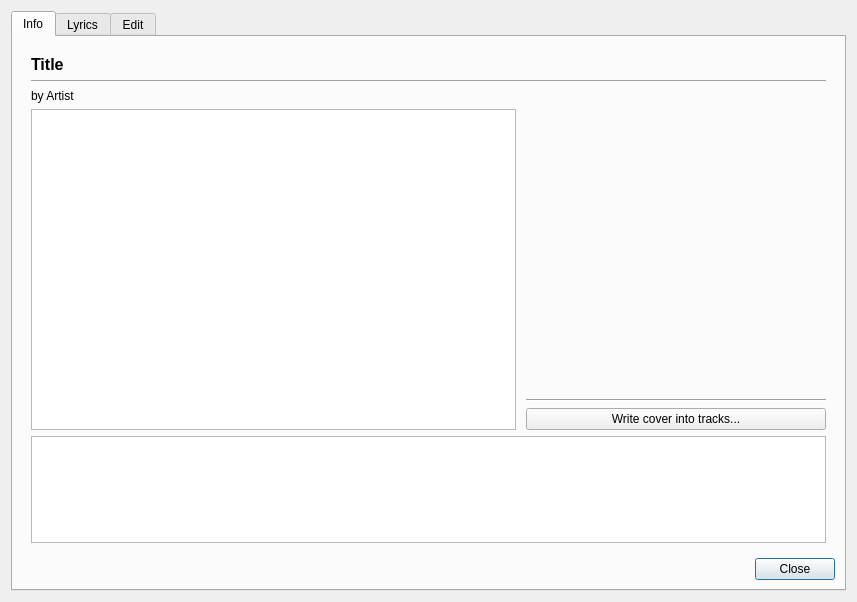
Old version of the form src/Gui/InfoDialog/GUI_InfoDialog.ui in the repository Inferno214221/sayonara-player.
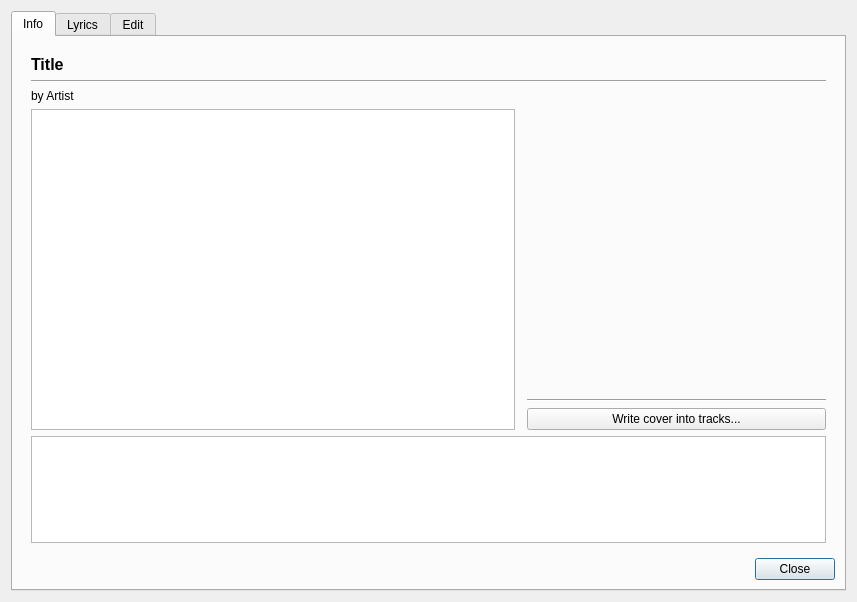
New version of the form. Icons and pictures are not drawn. Custom widgets are drawn as their Qt base class.

Commit message: cover search update

```diff
--- a/src/Gui/InfoDialog/GUI_InfoDialog.ui
+++ b/src/Gui/InfoDialog/GUI_InfoDialog.ui
@@ -39,7 +39,7 @@
      </property>
      <widget class="QWidget" name="tab_1">
       <attribute name="icon">
-       <iconset resource="../Resources/Icons.qrc">
+       <iconset>
         <normaloff>:/Icons/info.svg.png</normaloff>:/Icons/info.svg.png</iconset>
       </attribute>
       <attribute name="title">
@@ -77,51 +77,39 @@
         <widget class="QWidget" name="ui_info_widget" native="true">
          <layout class="QGridLayout" name="gridLayout_4">
           <property name="horizontalSpacing">
-           <number>10</number>
+           <number>3</number>
           </property>
-          <item row="4" column="0">
-           <widget class="QLabel" name="lab_subheader">
+          <item row="0" column="0" colspan="3">
+           <widget class="QLabel" name="lab_title">
             <property name="sizePolicy">
              <sizepolicy hsizetype="MinimumExpanding" vsizetype="Maximum">
               <horstretch>0</horstretch>
               <verstretch>0</verstretch>
              </sizepolicy>
             </property>
+            <property name="font">
+             <font>
+              <pointsize>12</pointsize>
+              <weight>75</weight>
+              <bold>true</bold>
+             </font>
+            </property>
             <property name="text">
-             <string notr="true">by Artist</string>
+             <string notr="true">Title</string>
             </property>
-           </widget>
-          </item>
-          <item row="6" column="0" colspan="3">
-           <widget class="QListWidget" name="list_paths">
-            <property name="sizePolicy">
-             <sizepolicy hsizetype="Preferred" vsizetype="Maximum">
-              <horstretch>0</horstretch>
-              <verstretch>1</verstretch>
-             </sizepolicy>
-            </property>
-           </widget>
-          </item>
-          <item row="5" column="0">
-           <widget class="QTableWidget" name="table_info">
-            <property name="sizePolicy">
-             <sizepolicy hsizetype="MinimumExpanding" vsizetype="MinimumExpanding">
-              <horstretch>3</horstretch>
-              <verstretch>3</verstretch>
-             </sizepolicy>
-            </property>
-            <attribute name="horizontalHeaderVisible">
-             <bool>false</bool>
-            </attribute>
-            <attribute name="horizontalHeaderStretchLastSection">
+            <property name="wordWrap">
              <bool>true</bool>
-            </attribute>
-            <attribute name="verticalHeaderVisible">
-             <bool>false</bool>
-            </attribute>
+            </property>
            </widget>
           </item>
-          <item row="5" column="1" colspan="2">
+          <item row="1" column="0" colspan="4">
+           <widget class="Line" name="line">
+            <property name="orientation">
+             <enum>Qt::Horizontal</enum>
+            </property>
+           </widget>
+          </item>
+          <item row="5" column="2" colspan="2">
            <widget class="QWidget" name="widget" native="true">
             <property name="sizePolicy">
              <sizepolicy hsizetype="MinimumExpanding" vsizetype="Preferred">
@@ -135,7 +123,7 @@
               <height>0</height>
              </size>
             </property>
-            <layout class="QVBoxLayout" name="verticalLayout">
+            <layout class="QGridLayout" name="gridLayout_5">
              <property name="leftMargin">
               <number>0</number>
              </property>
@@ -148,7 +136,34 @@
              <property name="bottomMargin">
               <number>0</number>
              </property>
-             <item>
+             <item row="2" column="2">
+              <widget class="QPushButton" name="btn_write_cover_to_tracks">
+               <property name="text">
+                <string notr="true">Write cover into tracks...</string>
+               </property>
+              </widget>
+             </item>
+             <item row="1" column="2">
+              <widget class="Line" name="line_2">
+               <property name="orientation">
+                <enum>Qt::Horizontal</enum>
+               </property>
+              </widget>
+             </item>
+             <item row="0" column="1">
+              <spacer name="verticalSpacer">
+               <property name="orientation">
+                <enum>Qt::Vertical</enum>
+               </property>
+               <property name="sizeHint" stdset="0">
+                <size>
+                 <width>1</width>
+                 <height>40</height>
+                </size>
+               </property>
+              </spacer>
+             </item>
+             <item row="0" column="2">
               <widget class="Gui::CoverButton" name="btn_image">
                <property name="sizePolicy">
                 <sizepolicy hsizetype="MinimumExpanding" vsizetype="MinimumExpanding">
@@ -167,53 +182,64 @@
                </property>
               </widget>
              </item>
-             <item>
-              <widget class="Line" name="line_2">
-               <property name="orientation">
-                <enum>Qt::Horizontal</enum>
-               </property>
-              </widget>
-             </item>
-             <item>
-              <widget class="QPushButton" name="btn_write_cover_to_tracks">
-               <property name="text">
-                <string notr="true">Write cover into tracks...</string>
-               </property>
-              </widget>
-             </item>
             </layout>
            </widget>
           </item>
-          <item row="1" column="0" colspan="3">
-           <widget class="Line" name="line">
-            <property name="orientation">
-             <enum>Qt::Horizontal</enum>
+          <item row="5" column="0">
+           <widget class="QTableWidget" name="table_info">
+            <property name="sizePolicy">
+             <sizepolicy hsizetype="MinimumExpanding" vsizetype="MinimumExpanding">
+              <horstretch>3</horstretch>
+              <verstretch>3</verstretch>
+             </sizepolicy>
             </property>
+            <attribute name="horizontalHeaderVisible">
+             <bool>false</bool>
+            </attribute>
+            <attribute name="horizontalHeaderStretchLastSection">
+             <bool>true</bool>
+            </attribute>
+            <attribute name="verticalHeaderVisible">
+             <bool>false</bool>
+            </attribute>
            </widget>
           </item>
-          <item row="0" column="0" colspan="2">
-           <widget class="QLabel" name="lab_title">
+          <item row="4" column="0">
+           <widget class="QLabel" name="lab_subheader">
             <property name="sizePolicy">
              <sizepolicy hsizetype="MinimumExpanding" vsizetype="Maximum">
               <horstretch>0</horstretch>
               <verstretch>0</verstretch>
              </sizepolicy>
             </property>
-            <property name="font">
-             <font>
-              <pointsize>12</pointsize>
-              <weight>75</weight>
-              <bold>true</bold>
-             </font>
-            </property>
             <property name="text">
-             <string notr="true">Title</string>
+             <string notr="true">by Artist</string>
             </property>
-            <property name="wordWrap">
-             <bool>true</bool>
+           </widget>
+          </item>
+          <item row="6" column="0" colspan="4">
+           <widget class="QListWidget" name="list_paths">
+            <property name="sizePolicy">
+             <sizepolicy hsizetype="Preferred" vsizetype="Maximum">
+              <horstretch>0</horstretch>
+              <verstretch>1</verstretch>
+             </sizepolicy>
             </property>
            </widget>
           </item>
+          <item row="5" column="1">
+           <spacer name="verticalSpacer_2">
+            <property name="orientation">
+             <enum>Qt::Vertical</enum>
+            </property>
+            <property name="sizeHint" stdset="0">
+             <size>
+              <width>5</width>
+              <height>40</height>
+             </size>
+            </property>
+           </spacer>
+          </item>
          </layout>
         </widget>
        </item>
@@ -221,7 +247,7 @@
      </widget>
      <widget class="QWidget" name="tab_2">
       <attribute name="icon">
-       <iconset resource="../Resources/Icons.qrc">
+       <iconset>
         <normaloff>:/Icons/lyrics.svg.png</normaloff>:/Icons/lyrics.svg.png</iconset>
       </attribute>
       <attribute name="title">
@@ -231,7 +257,7 @@
      </widget>
      <widget class="QWidget" name="tab_3">
       <attribute name="icon">
-       <iconset resource="../Resources/Icons.qrc">
+       <iconset>
         <normaloff>:/Icons/edit.svg.png</normaloff>:/Icons/edit.svg.png</iconset>
       </attribute>
       <attribute name="title">
```
The commit also changes 14 other files.
